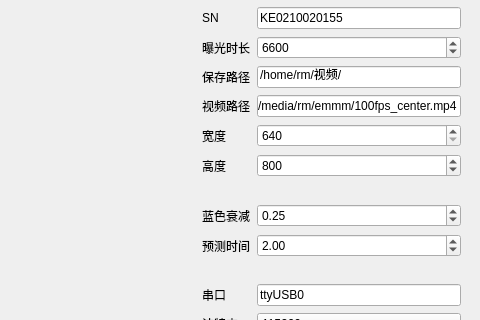
First picture: the form in mainwindow.ui, repository mrwang-19/HNU_RMUT_Vision, before the edit; both pictures show x 544 to 1024 and y 0 to 320 of the 1024 by 600 pixel window.
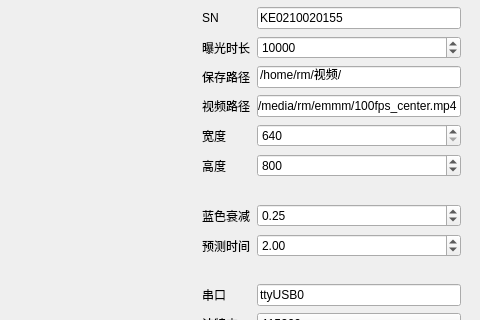
Second picture: the form after the edit. Custom widgets are drawn as their Qt base class.

The edit to the form file:
```diff
--- a/mainwindow.ui
+++ b/mainwindow.ui
@@ -223,7 +223,7 @@
         <number>2000000</number>
        </property>
        <property name="value">
-        <number>6600</number>
+        <number>10000</number>
        </property>
       </widget>
      </item>
```
